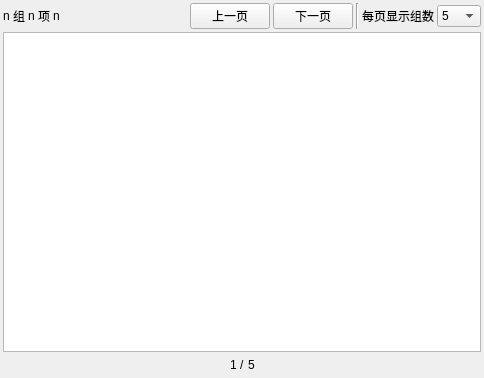
Qt form components/widget_assembler_similar_result_preview/widget_similar_result_preview/res/similar_result_preview.ui (PPJUST/ComicDup) before a commit.
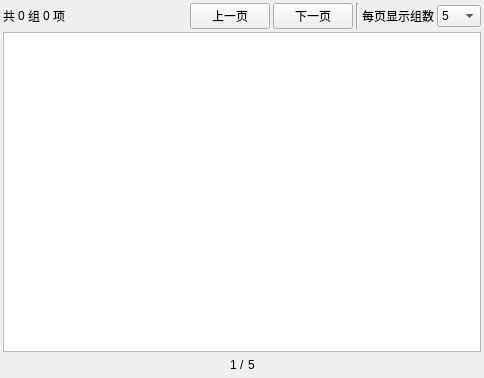
The same form after that commit.

What changed in the file:
```diff
--- a/components/widget_assembler_similar_result_preview/widget_similar_result_preview/res/similar_result_preview.ui
+++ b/components/widget_assembler_similar_result_preview/widget_similar_result_preview/res/similar_result_preview.ui
@@ -34,10 +34,17 @@
      <property name="spacing">
       <number>3</number>
      </property>
+     <item>
+      <widget class="QLabel" name="label_3">
+       <property name="text">
+        <string>共</string>
+       </property>
+      </widget>
+     </item>
      <item>
       <widget class="QLabel" name="label_group_count">
        <property name="text">
-        <string>n</string>
+        <string>0</string>
        </property>
       </widget>
      </item>
@@ -51,7 +58,7 @@
      <item>
       <widget class="QLabel" name="label_comic_count">
        <property name="text">
-        <string>n</string>
+        <string>0</string>
        </property>
       </widget>
      </item>
@@ -65,7 +72,7 @@
      <item>
       <widget class="QLabel" name="label_size_count">
        <property name="text">
-        <string>n</string>
+        <string/>
        </property>
       </widget>
      </item>
```
